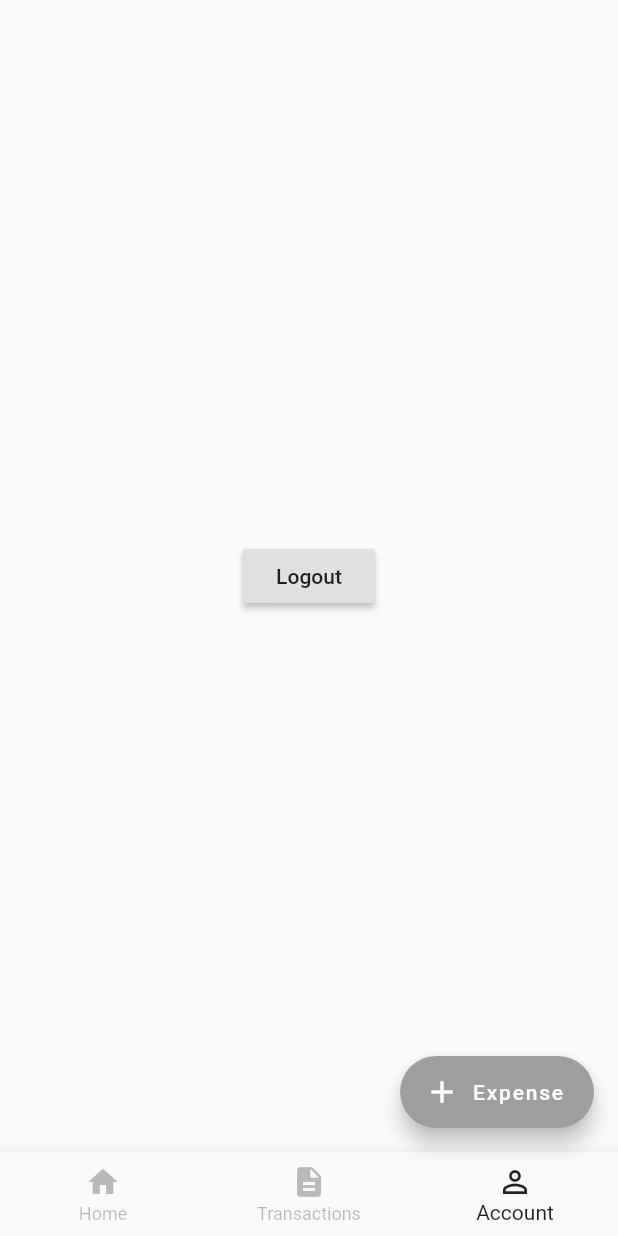
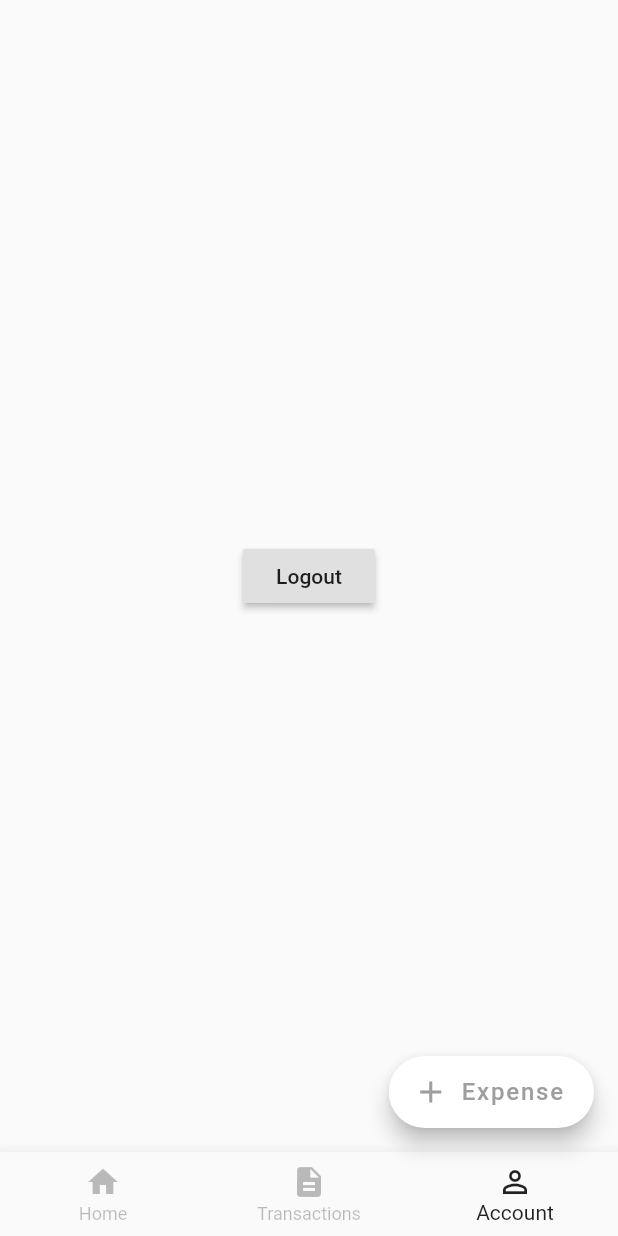
Before and after one commit to SaiAbhinav/Expense-Logger, a Flutter app: the screen it shows once a user with an empty profile is signed in, item 3 of the bottom bar chosen, on a phone screen of 412 x 824 dp. Run offline on Flutter 3.47's test engine with Material 2 defaults, Android fonts, the phone set to English and light mode, and no system bars; our stand-ins replace cloud_firestore, firebase_auth, flutter_datetime_picker, flutter_spinkit, google_sign_in; accounts and stored records are empty.

Commit message:
modified the theme of floating action button

```diff
--- a/lib/screens/home/home_wrapper.dart
+++ b/lib/screens/home/home_wrapper.dart
@@ -14,7 +14,6 @@ class HomeWrapper extends StatefulWidget {
 }
 
 class _HomeWrapperState extends State<HomeWrapper> {
-
   int _currentIndex = 0;
 
   void onTabTapped(int index) {
@@ -39,7 +38,7 @@ class _HomeWrapperState extends State<HomeWrapper> {
     }
 
     Widget _getChildren(int index) {
-      switch(index) {
+      switch (index) {
         case 0:
           return Home(callback: onTabTapped);
           break;
@@ -59,9 +58,18 @@ class _HomeWrapperState extends State<HomeWrapper> {
       value: DatabaseService(uid: user.uid).expenses,
       child: Scaffold(
           floatingActionButton: FloatingActionButton.extended(
-          backgroundColor: Colors.grey,
-          icon: Icon(Icons.add),
-          label: Text('Expense'),
+            backgroundColor: Colors.white,
+            icon: Icon(
+              Icons.add,
+              color: Colors.grey,
+            ),
+            label: Text(
+              'Expense',
+              style: TextStyle(
+                color: Colors.grey,
+                fontSize: 16.0,
+              ),
+            ),
             onPressed: () {
               _showExpensePanel();
             },
@@ -86,9 +94,7 @@ class _HomeWrapperState extends State<HomeWrapper> {
               )
             ],
           ),
-        body: _getChildren(_currentIndex)
-      ),
-
+          body: _getChildren(_currentIndex)),
 
       // child: Scaffold(
       //   appBar: AppBar(
```
Lines whose indentation alone changed are shown as unchanged.
